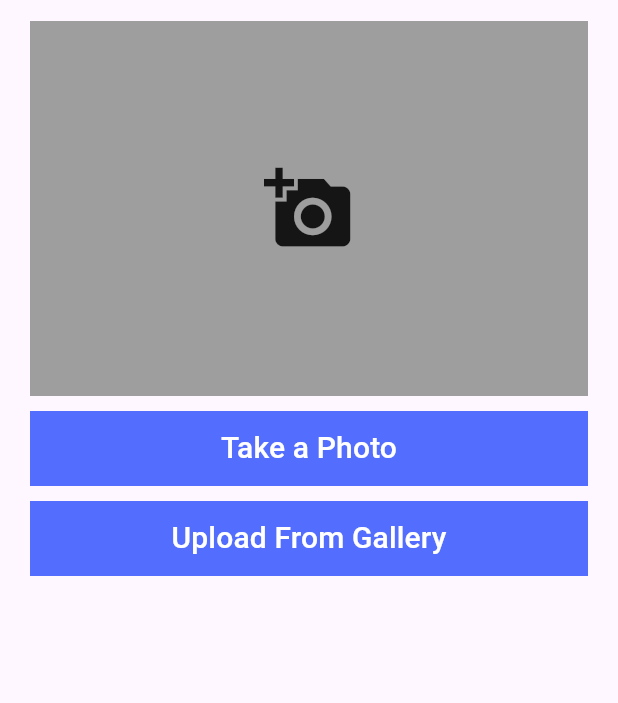
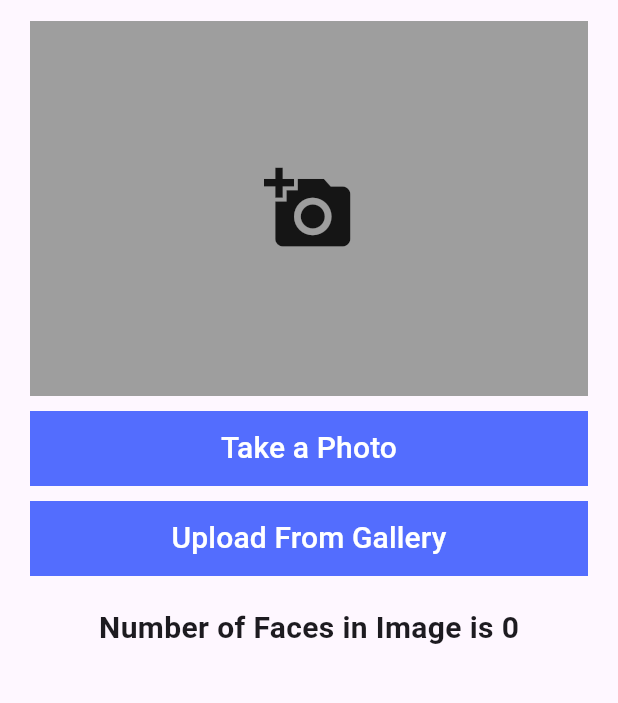
Before and after one commit to BavleyA/FaceDetection, a Flutter app: the screen it shows after launch, after a tap on "Take a Photo", on a phone screen of 412 x 824 dp, the part 63-766 px from its top. Run offline on Flutter 3.47's test engine with Material 3 defaults, Android fonts, the phone set to English and light mode, and no system bars; our stand-ins replace image_picker; missing offline and left inert: google_mlkit_face_detection.

Commit message:
finish ML Face Detector and the app

```diff
--- a/lib/face_detection.dart
+++ b/lib/face_detection.dart
@@ -2,6 +2,7 @@ import 'dart:io';
 
 import 'package:flutter/foundation.dart';
 import 'package:flutter/material.dart';
+import 'package:google_mlkit_face_detection/google_mlkit_face_detection.dart';
 import 'package:image_picker/image_picker.dart';
 
 class FaceDetectionScreen extends StatefulWidget {
@@ -13,6 +14,8 @@ class FaceDetectionScreen extends StatefulWidget {
 
 class _FaceDetectionScreenState extends State<FaceDetectionScreen> {
   File? _image;
+
+  List<Face> faces=[];
 
   Future _pickImage(ImageSource source) async{
     try{
@@ -28,6 +31,17 @@ class _FaceDetectionScreenState extends State<FaceDetectionScreen> {
       }
     }
   }
+
+  Future _faceDetect(File img) async {
+    final options = FaceDetectorOptions();
+    final faceDetector = FaceDetector(options: options);
+    final inputImage = InputImage.fromFilePath(img.path);
+    faces = await faceDetector.processImage(inputImage);
+    setState(() {});
+    print(faces.length);
+  }
+
+
   @override
   Widget build(BuildContext context) {
     return Scaffold(
@@ -60,7 +74,11 @@ class _FaceDetectionScreenState extends State<FaceDetectionScreen> {
                 color: Colors.indigoAccent,
                 child: MaterialButton(
                     onPressed: (){
-                      _pickImage(ImageSource.camera);
+                      _pickImage(ImageSource.camera).then((value){
+                        if(_image != null){
+                          _faceDetect(_image!);
+                        }
+                      });
                     },
                   child: Text('Take a Photo',
                   style: TextStyle(
@@ -77,7 +95,11 @@ class _FaceDetectionScreenState extends State<FaceDetectionScreen> {
                 color: Colors.indigoAccent,
                 child: MaterialButton(
                   onPressed: (){
-                    _pickImage(ImageSource.gallery);
+                    _pickImage(ImageSource.gallery).then((value){
+                      if(_image !=null){
+                        _faceDetect(_image!);
+                      }
+                    });
                   },
                   child: Text('Upload From Gallery',
                     style: TextStyle(
@@ -87,6 +109,14 @@ class _FaceDetectionScreenState extends State<FaceDetectionScreen> {
                   ),
                 ),
               ),
+              SizedBox(height: 20,),
+              Text(
+                'Number of Faces in Image is ${faces.length}',
+                style: TextStyle(
+                  fontWeight: FontWeight.bold,
+                  fontSize: 20,
+                ),
+              ),
             ],
           ),
         ),
```
